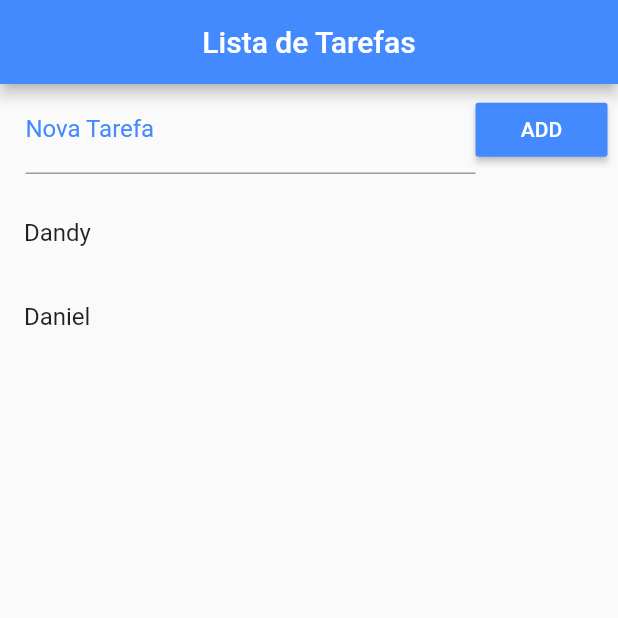
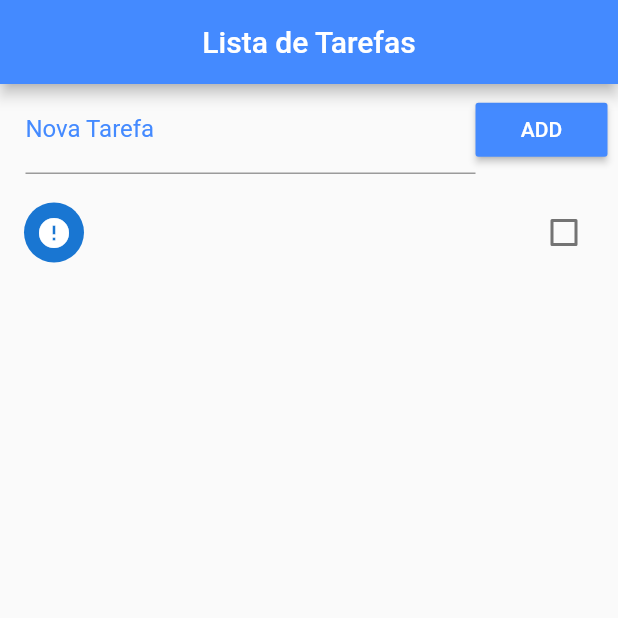
Before and after one commit to Dandy27/lista_tarefas, a Flutter app: the screen it shows after launch, after a tap on "ADD", on a phone screen of 412 x 824 dp, the top half of it. Run offline on Flutter 3.47's test engine with Material 2 defaults, Android fonts, the phone set to English and light mode, and no system bars.

Commit message:
Add itens na lista

```diff
--- a/lib/main.dart
+++ b/lib/main.dart
@@ -18,7 +18,19 @@ class Home extends StatefulWidget {
 }
 
 class _HomeState extends State<Home> {
-  List _toDoList = ["Dandy", "Daniel"];
+  final _toDoController = TextEditingController();
+
+  List _toDoList = [];
+
+  void _addToDo() {
+    setState(() {
+      Map<String, dynamic> newToDo = Map();
+      newToDo["title"] = _toDoController.text;
+      _toDoController.text = "";
+      newToDo["ok"] = false;
+      _toDoList.add(newToDo);
+    });
+  }
 
   @override
   Widget build(BuildContext context) {
@@ -35,26 +47,37 @@ class _HomeState extends State<Home> {
             child: Row(children: <Widget>[
               Expanded(
                   child: TextField(
+                controller: _toDoController,
                 decoration: InputDecoration(
                     labelText: "Nova Tarefa",
                     labelStyle: TextStyle(color: Colors.blueAccent)),
               )),
               RaisedButton(
-                onPressed: () {},
                 color: Colors.blueAccent,
                 child: Text("ADD"),
                 textColor: Colors.white,
+                onPressed: _addToDo,
               ),
             ]),
           ),
-          Expanded(child: ListView.builder(
-            padding: EdgeInsets.only(top: 10.0),
-              itemCount: _toDoList.length,
-              itemBuilder: (context, index){
-                return ListTile(
-                  title: Text(_toDoList[index]),
-                );
-              }))
+          Expanded(
+              child: ListView.builder(
+                  padding: EdgeInsets.only(top: 10.0),
+                  itemCount: _toDoList.length,
+                  itemBuilder: (context, index) {
+                    // ignore: missing_required_param
+                    return CheckboxListTile(
+                        title: Text(_toDoList[index]["title"]),
+                        value: _toDoList[index]["ok"],
+                        secondary: CircleAvatar(
+                          child: Icon(_toDoList[index]["ok"]
+                              ? Icons.check
+                              : Icons.error),
+                        ),
+                        onChanged: (c) {
+                          print(c);
+                        });
+                  }))
         ],
       ),
     );
```
